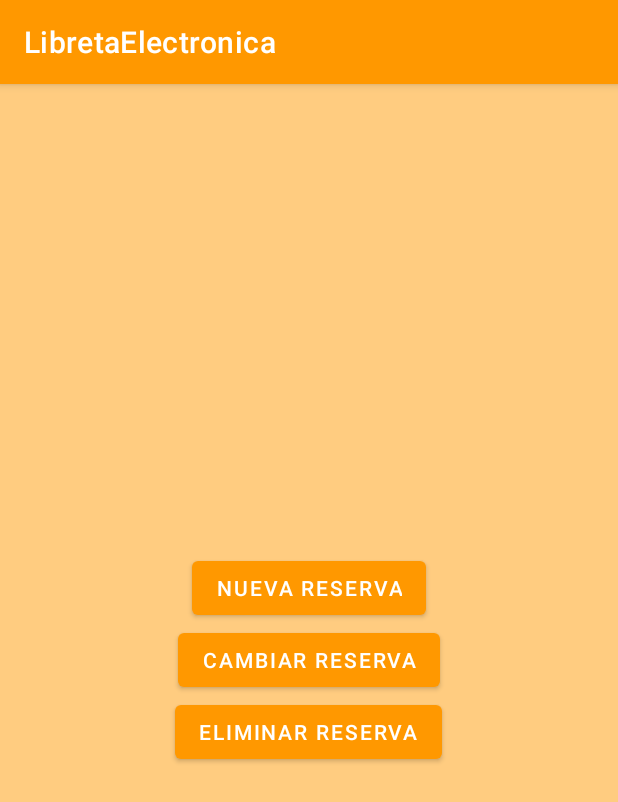
After one commit to iagoLGitHub/Libreta_Electronica, an Android app: the GestionReserva screen opened directly, with no data from a screen before it, on a phone screen of 412 x 824 dp. The commit adds this screen. Shown: the top 802 px of the screen. Run offline under Robolectric (Android 15) with nearby library versions, the phone set to English and light mode, and no system bars.

Commit message:
feat:añadida nuevas vistas y clases, gestionReserva y nuevaReserva

```diff
--- a/app/src/main/java/com/example/libretaelectronica/controllers/ComandaLista.java
+++ b/app/src/main/java/com/example/libretaelectronica/controllers/ComandaLista.java
@@ -11,12 +11,11 @@ import android.view.MenuInflater;
 import android.view.MenuItem;
 import android.view.View;
 import android.widget.AdapterView;
-import android.widget.ListView;
 
 import com.example.libretaelectronica.R;
 import com.example.libretaelectronica.adapters.AdaptadorComanda;
+import com.example.libretaelectronica.fragments.BebidaListaFragment;
 import com.example.libretaelectronica.databinding.ActivityListaComandaBinding;
-import com.example.libretaelectronica.fragments.BebidaListaFragment;
 import com.example.libretaelectronica.fragments.ComidaListaFragment;
 import com.example.libretaelectronica.fragments.PostreListaFragment;
 import com.example.libretaelectronica.models.Producto;
--- /dev/null
+++ b/app/src/main/java/com/example/libretaelectronica/controllers/GestionReserva.java
@@ -0,0 +1,16 @@
+package com.example.libretaelectronica.controllers;
+
+import androidx.appcompat.app.AppCompatActivity;
+
+import android.os.Bundle;
+
+import com.example.libretaelectronica.R;
+
+public class GestionReserva extends AppCompatActivity {
+
+    @Override
+    protected void onCreate(Bundle savedInstanceState) {
+        super.onCreate(savedInstanceState);
+        setContentView(R.layout.activity_gestion_reserva);
+    }
+}
--- /dev/null
+++ b/app/src/main/res/layout/activity_gestion_reserva.xml
@@ -0,0 +1,27 @@
+<?xml version="1.0" encoding="utf-8"?>
+<LinearLayout
+    xmlns:android="http://schemas.android.com/apk/res/android"
+    xmlns:app="http://schemas.android.com/apk/res-auto"
+    xmlns:tools="http://schemas.android.com/tools"
+    android:layout_width="match_parent"
+    android:layout_height="match_parent"
+    tools:context=".controllers.GestionReserva"
+    android:gravity="center"
+    android:orientation="vertical"
+    android:background="@color/fondoColor">
+
+    <Button
+        android:layout_width="wrap_content"
+        android:layout_height="wrap_content"
+        android:text="Nueva Reserva"/>
+    <Button
+        android:layout_width="wrap_content"
+        android:layout_height="wrap_content"
+        android:text="Cambiar Reserva"/>
+    <Button
+        android:layout_width="wrap_content"
+        android:layout_height="wrap_content"
+        android:text="Eliminar Reserva"/>
+
+
+</LinearLayout>
--- a/app/src/main/res/layout/fragment_bebida_lista.xml
+++ b/app/src/main/res/layout/fragment_bebida_lista.xml
@@ -7,6 +7,7 @@
 
     <!-- TODO: Update blank fragment layout -->
     <ListView
+        android:descendantFocusability="blocksDescendants"
         android:id="@+id/listaBebida"
         android:layout_width="match_parent"
         android:layout_height="match_parent"/>
```
Also changed, not shown: app/src/main/AndroidManifest.xml (+14 -0 lines), app/src/main/java/com/example/libretaelectronica/controllers/MainActivity.java (+11 -7 lines), app/src/main/java/com/example/libretaelectronica/controllers/Reserva.java (added, +64 -0 lines), app/src/main/java/com/example/libretaelectronica/fragments/BebidaListaFragment.java (+3 -4 lines), app/src/main/res/layout/activity_reserva.xml (added, +41 -0 lines), app/src/main/java/com/example/libretaelectronica/adapters/AdaptadorBebida.java (line endings or trailing spaces).
